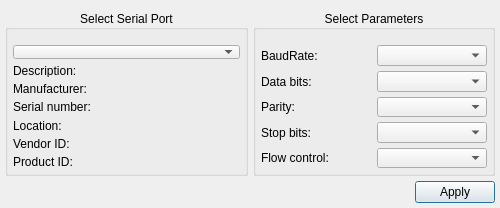
Qt form settingsdialog.ui (tuzhikov/ConfigSoundSetting) before a commit.
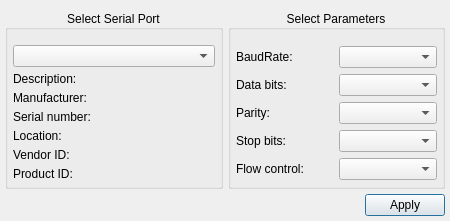
The same form after that commit.

```diff
--- a/settingsdialog.ui
+++ b/settingsdialog.ui
@@ -6,20 +6,20 @@
    <rect>
     <x>0</x>
     <y>0</y>
-    <width>500</width>
-    <height>208</height>
+    <width>450</width>
+    <height>210</height>
    </rect>
   </property>
   <property name="minimumSize">
    <size>
-    <width>500</width>
-    <height>200</height>
+    <width>0</width>
+    <height>0</height>
    </size>
   </property>
   <property name="maximumSize">
    <size>
     <width>500</width>
-    <height>208</height>
+    <height>210</height>
    </size>
   </property>
   <property name="windowTitle">
```
